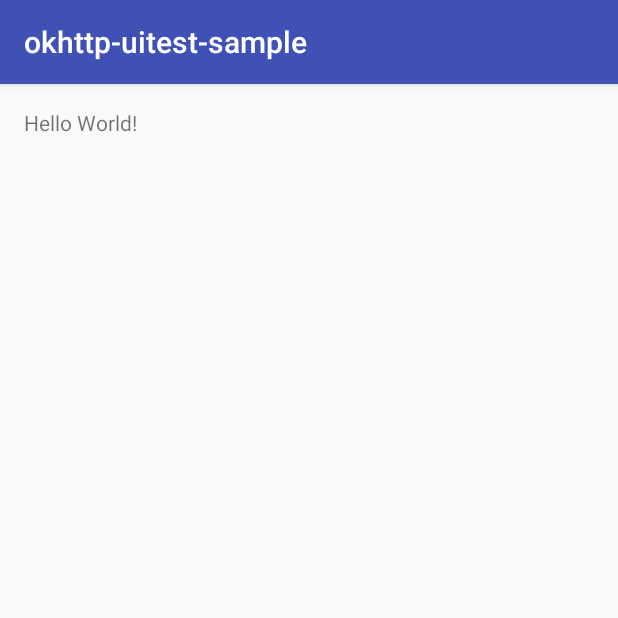
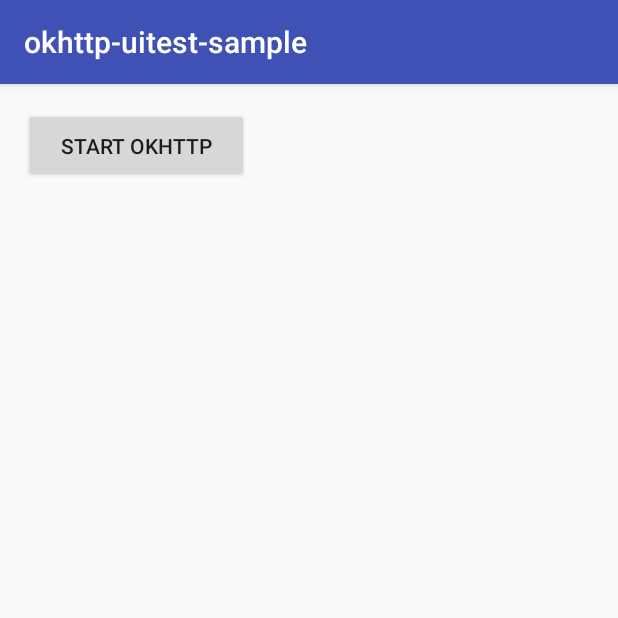
Before and after one commit to k-mats/okhttp-uitest-sample, an Android app: the screen it shows after launch (MainActivity), on a phone screen of 412 x 824 dp, the top half of it. Run offline under Robolectric (Android 15) with nearby library versions, the phone set to English and light mode, and no system bars.

Commit message:
Add button to start OkHttp

```diff
--- a/app/src/main/java/jp/kmats/android/okhttp_uitest_sample/MainActivity.java
+++ b/app/src/main/java/jp/kmats/android/okhttp_uitest_sample/MainActivity.java
@@ -2,6 +2,8 @@ package jp.kmats.android.okhttp_uitest_sample;
 
 import android.support.v7.app.AppCompatActivity;
 import android.os.Bundle;
+import android.view.View;
+import android.widget.Button;
 
 public class MainActivity extends AppCompatActivity {
 
@@ -9,5 +11,17 @@ public class MainActivity extends AppCompatActivity {
     protected void onCreate(Bundle savedInstanceState) {
         super.onCreate(savedInstanceState);
         setContentView(R.layout.activity_main);
+
+        setupLayout();
+    }
+
+    private void setupLayout() {
+        Button button = (Button) findViewById(R.id.button);
+        button.setOnClickListener(new View.OnClickListener() {
+            @Override
+            public void onClick(View v) {
+
+            }
+        });
     }
 }
--- a/app/src/main/res/layout/activity_main.xml
+++ b/app/src/main/res/layout/activity_main.xml
@@ -11,8 +11,9 @@
     android:paddingTop="@dimen/activity_vertical_margin"
     tools:context="jp.kmats.android.okhttp_uitest_sample.MainActivity">
 
-    <TextView
-        android:layout_width="wrap_content"
-        android:layout_height="wrap_content"
-        android:text="Hello World!"/>
+    <Button
+        android:id="@+id/button"
+        android:layout_width="150dp"
+        android:layout_height="50dp"
+        android:text="Start OkHttp"/>
 </RelativeLayout>
```
